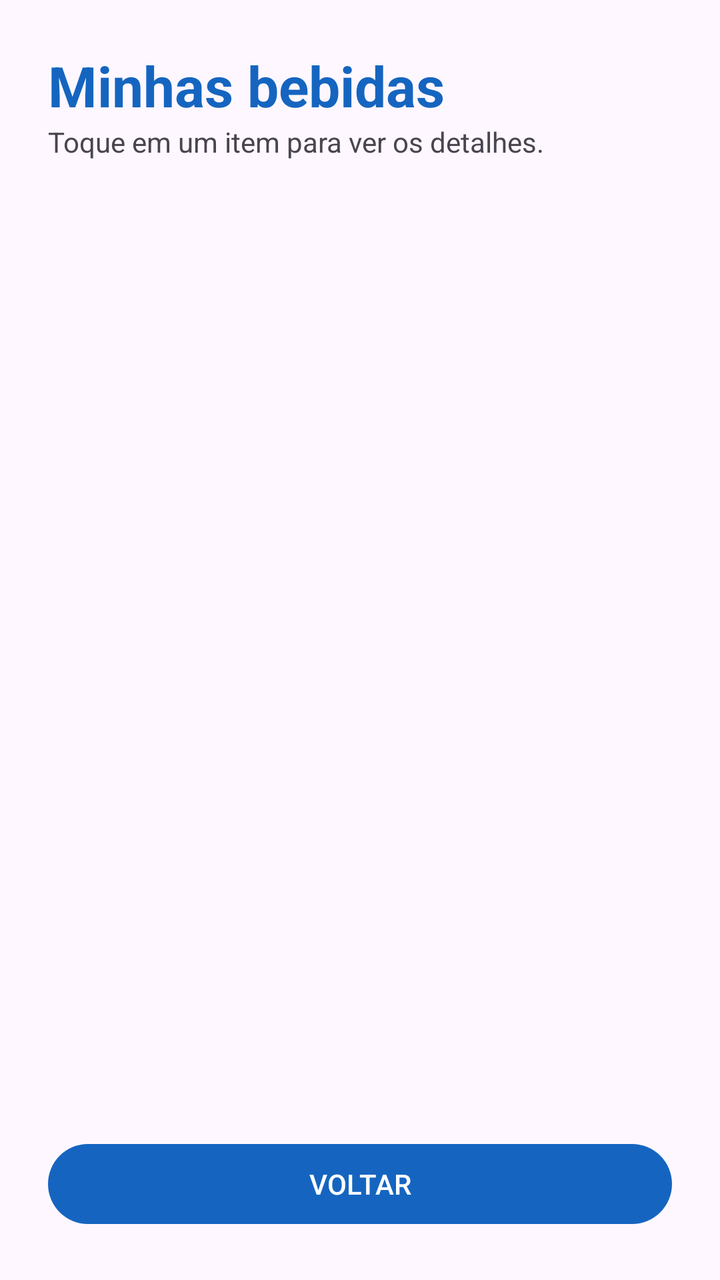
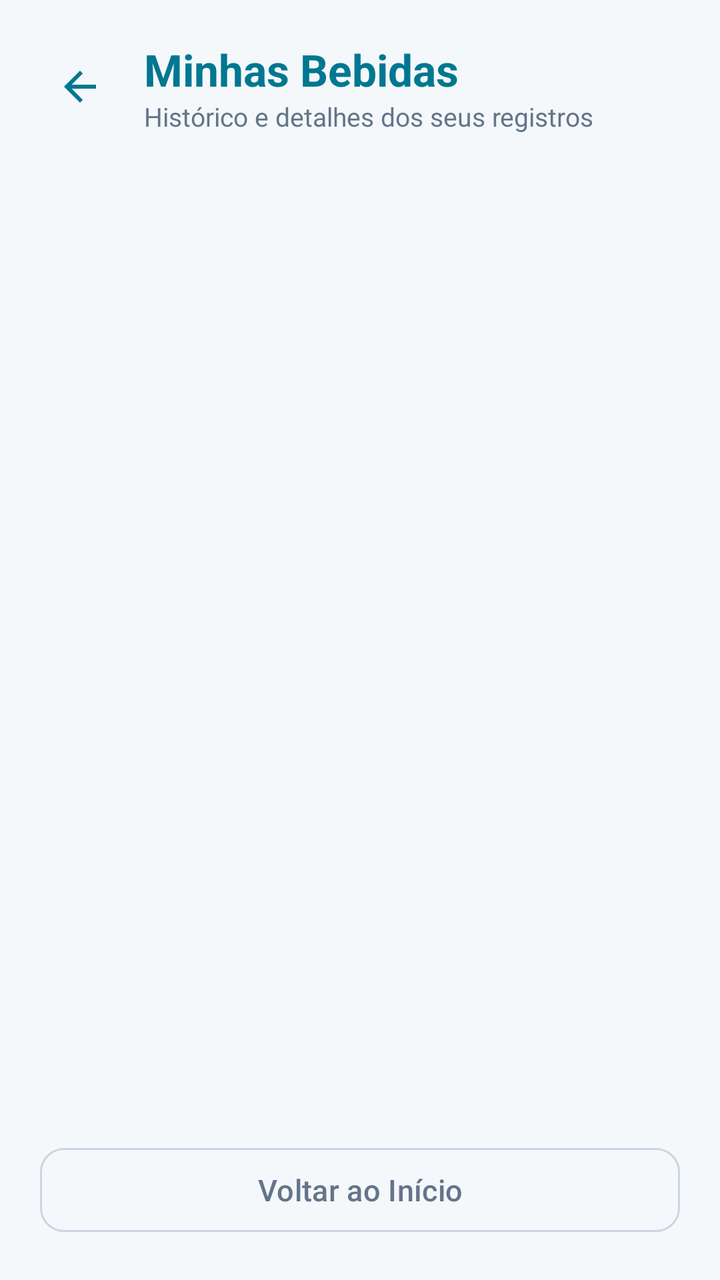

Before-and-after screenshots of an Android layout around one commit, followed by the original layout XML and the change that was made.
<!-- AndroidManifest.xml: application theme Theme.Hidratapp -->
<!-- res/layout/activity_lista.xml -->
<?xml version="1.0" encoding="utf-8"?>
<LinearLayout xmlns:android="http://schemas.android.com/apk/res/android"
    android:id="@+id/main"
    android:layout_width="match_parent"
    android:layout_height="match_parent"
    android:orientation="vertical"
    android:padding="24dp">

    <TextView
        android:layout_width="wrap_content"
        android:layout_height="wrap_content"
        android:text="Minhas bebidas"
        android:textColor="#1565C0"
        android:textSize="28sp"
        android:textStyle="bold" />

    <TextView
        android:layout_width="match_parent"
        android:layout_height="wrap_content"
        android:text="Toque em um item para ver os detalhes." />

    <androidx.recyclerview.widget.RecyclerView
        android:id="@+id/rvBebidas"
        android:layout_width="match_parent"
        android:layout_height="0dp"
        android:layout_marginTop="8dp"
        android:layout_weight="1" />

    <Button
        android:id="@+id/btnVoltar"
        android:layout_width="match_parent"
        android:layout_height="wrap_content"
        android:text="VOLTAR" />
</LinearLayout>
<!-- resources referenced by this layout -->
<resources>
  <style name="Theme.Hidratapp" parent="Base.Theme.Hidratapp" />
  <style name="Base.Theme.Hidratapp" parent="Theme.Material3.DayNight.NoActionBar">
          <item name="colorPrimary">@color/blue_primary</item>
      </style>
  <color name="blue_primary">#1565C0</color>
</resources>

<!-- the commit's change to res/layout/activity_lista.xml (unified diff, before → after) -->
@@ -1,34 +1,82 @@
 <?xml version="1.0" encoding="utf-8"?>
 <LinearLayout xmlns:android="http://schemas.android.com/apk/res/android"
+    xmlns:app="http://schemas.android.com/apk/res-auto"
     android:id="@+id/main"
     android:layout_width="match_parent"
     android:layout_height="match_parent"
+    android:background="@color/wellness_bg"
     android:orientation="vertical"
-    android:padding="24dp">
+    android:padding="20dp">
+
+    
+    <LinearLayout
+        android:layout_width="match_parent"
+        android:layout_height="wrap_content"
+        android:gravity="center_vertical"
+        android:orientation="horizontal"
+        android:layout_marginBottom="16dp">
+
+        <ImageButton
+            android:id="@+id/btnHeaderVoltar"
+            android:layout_width="40dp"
+            android:layout_height="40dp"
+            android:background="?attr/selectableItemBackgroundBorderless"
+            android:contentDescription="Voltar"
+            android:src="@drawable/ic_arrow_back"
+            app:tint="@color/teal_primary" />
+
+        <LinearLayout
+            android:layout_width="wrap_content"
+            android:layout_height="wrap_content"
+            android:layout_marginStart="12dp"
+            android:orientation="vertical">
+
+            <TextView
+                android:layout_width="wrap_content"
+                android:layout_height="wrap_content"
+                android:text="Minhas Bebidas"
+                android:textColor="@color/teal_primary"
+                android:textSize="22sp"
+                android:textStyle="bold" />
+
+            <TextView
+                android:layout_width="wrap_content"
+                android:layout_height="wrap_content"
+                android:text="Histórico e detalhes dos seus registros"
+                android:textColor="@color/text_secondary"
+                android:textSize="13sp" />
+        </LinearLayout>
+    </LinearLayout>
 
     <TextView
-        android:layout_width="wrap_content"
-        android:layout_height="wrap_content"
-        android:text="Minhas bebidas"
-        android:textColor="#1565C0"
-        android:textSize="28sp"
-        android:textStyle="bold" />
-
-    <TextView
+        android:id="@+id/tvEmptyState"
         android:layout_width="match_parent"
-        android:layout_height="wrap_content"
-        android:text="Toque em um item para ver os detalhes." />
+        android:layout_height="0dp"
+        android:layout_weight="1"
+        android:gravity="center"
+        android:text="Nenhuma bebida registrada ainda.\nToque em Nova Bebida para começar."
+        android:textColor="@color/text_secondary"
+        android:textSize="15sp"
+        android:visibility="gone" />
 
     <androidx.recyclerview.widget.RecyclerView
         android:id="@+id/rvBebidas"
         android:layout_width="match_parent"
         android:layout_height="0dp"
-        android:layout_marginTop="8dp"
-        android:layout_weight="1" />
+        android:layout_weight="1"
+        android:clipToPadding="false"
+        android:paddingBottom="8dp" />
 
-    <Button
+    <com.google.android.material.button.MaterialButton
         android:id="@+id/btnVoltar"
+        style="@style/Widget.Material3.Button.OutlinedButton"
         android:layout_width="match_parent"
-        android:layout_height="wrap_content"
-        android:text="VOLTAR" />
+        android:layout_height="50dp"
+        android:layout_marginTop="12dp"
+        android:text="Voltar ao Início"
+        android:textColor="@color/text_secondary"
+        android:textSize="15sp"
+        app:cornerRadius="12dp"
+        app:strokeColor="#CBD5E1" />
+
 </LinearLayout>
<!-- resource entries referenced after the edit -->
@@ -1,9 +1,30 @@
 <!-- resources referenced by this layout -->
 <resources>
+  <color name="teal_primary">#007791</color>
+  <color name="text_secondary">#64748B</color>
+  <color name="wellness_bg">#F4F8FA</color>
+  <!-- drawable ic_arrow_back (drawable) -->
+  <vector xmlns:android="http://schemas.android.com/apk/res/android"
+      android:width="24dp"
+      android:height="24dp"
+      android:viewportWidth="24"
+      android:viewportHeight="24">
+    <path
+        android:fillColor="@color/teal_primary"
+        android:pathData="M20,11H7.83l5.59,-5.59L12,4l-8,8 8,8 1.41,-1.41L7.83,13H20v-2z"/>
+  </vector>
   <style name="Theme.Hidratapp" parent="Base.Theme.Hidratapp" />
   <style name="Base.Theme.Hidratapp" parent="Theme.Material3.DayNight.NoActionBar">
-          <item name="colorPrimary">@color/blue_primary</item>
+          <item name="colorPrimary">@color/teal_primary</item>
+          <item name="colorOnPrimary">@color/white</item>
+          <item name="colorPrimaryContainer">@color/teal_light</item>
+          <item name="colorSecondary">@color/teal_accent</item>
+          <item name="android:colorBackground">@color/wellness_bg</item>
+          <item name="colorSurface">@color/wellness_card_bg</item>
       </style>
-  <color name="blue_primary">#1565C0</color>
+  <color name="white">#FFFFFFFF</color>
+  <color name="teal_light">#E0F2F1</color>
+  <color name="teal_accent">#0097A7</color>
+  <color name="wellness_card_bg">#FFFFFF</color>
 </resources>
 
